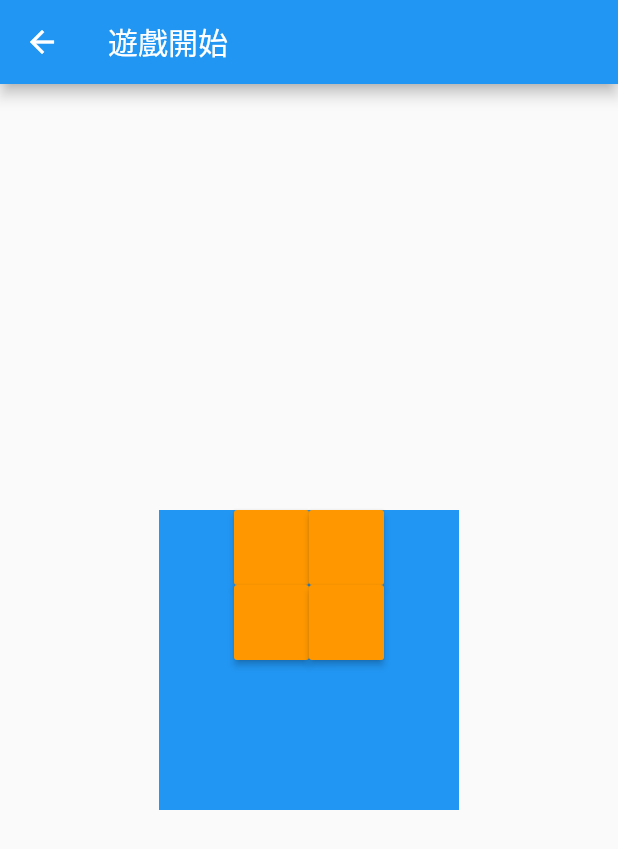
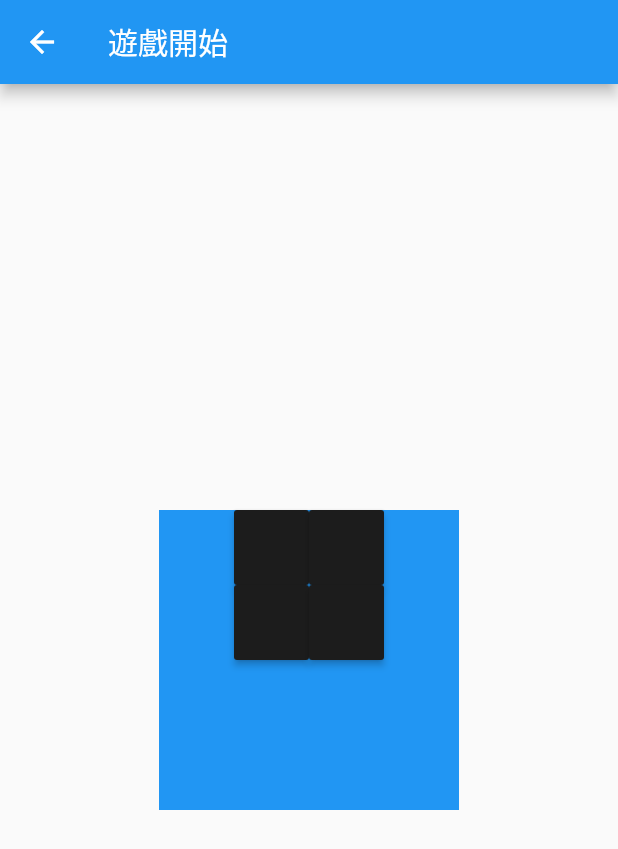
Before and after one commit to wu-yi-ting/ColorGame, a Flutter app: the screen it shows after launch, after a tap on "快開始吧", on a phone screen of 412 x 824 dp. Shown: the top 849 px of the screen. Run offline on Flutter 3.47's test engine with Material 2 defaults, Android fonts, the phone set to English and light mode, and no system bars.

Commit message:
加入random 顏色

```diff
--- a/lib/game.dart
+++ b/lib/game.dart
@@ -1,6 +1,5 @@
+import 'dart:math';
 import 'package:flutter/material.dart';
-
-const int _blockNumber = 9;
 
 class GamePage extends StatelessWidget {
   @override
@@ -31,6 +30,9 @@ class GameBoard extends StatelessWidget {
 
   @override
   Widget build(BuildContext context) {
+    updateBlockColor(); //設定顏色
+    int num = HighLightBlock();
+    print(num.toString());
     return Container(
       height: 200,
       width: 200,
@@ -42,7 +44,7 @@ class GameBoard extends StatelessWidget {
               mainAxisAlignment: MainAxisAlignment.center,
               children: <Widget>[
                 for (var i = 0; i < BOARD_WIDTH; i++)
-                  _ColorRect(),
+                  _ColorRect(num, (BOARD_HEIGHT * 2 + BOARD_WIDTH))
               ],
             ),
         ],
@@ -52,17 +54,48 @@ class GameBoard extends StatelessWidget {
 }
 
 class _ColorRect extends StatelessWidget {
+  int right = 0;
+  int position = 0;
+
+  _ColorRect(this.right, this.position);
+
   @override
   Widget build(BuildContext context) {
+    if (right == position) {
       return MaterialButton(
-      color: Colors.orange, //顏色要random
-
+        color: _rightColor, //顏色要random
         height: 50,
         minWidth: 50,
         onPressed: () {
           //TODO: 按對 加1分 並重新刷新畫面
+        },
+      );
+    } else {
+      return MaterialButton(
+        color: _defaultColor, //顏色要random
+        height: 50,
+        minWidth: 50,
+        onPressed: () {
           //按錯沒反應
         },
       );
     }
   }
+}
+
+Color _defaultColor;
+Color _rightColor;
+
+Color updateBlockColor() {
+  _defaultColor = MyColor();
+  _rightColor = MyColor();
+}
+
+Color MyColor() {
+  return Color.fromARGB(255, Random().nextInt(256), Random().nextInt(256), Random().nextInt(256));
+}
+
+int HighLightBlock() {
+  int num = Random().nextInt(BOARD_HEIGHT * BOARD_WIDTH);
+  return num;
+}
--- a/lib/main.dart
+++ b/lib/main.dart
@@ -5,6 +5,7 @@ void main() => runApp(MyApp());
 
 class MyApp extends StatelessWidget {
   // This widget is the root of your application.
+  var debugPrint = (String message, {int wrapWidth}) {};
   @override
   Widget build(BuildContext context) {
     return MaterialApp(
```
Also changed, not shown: 2 other files. Lines whose indentation alone changed are shown as unchanged.
